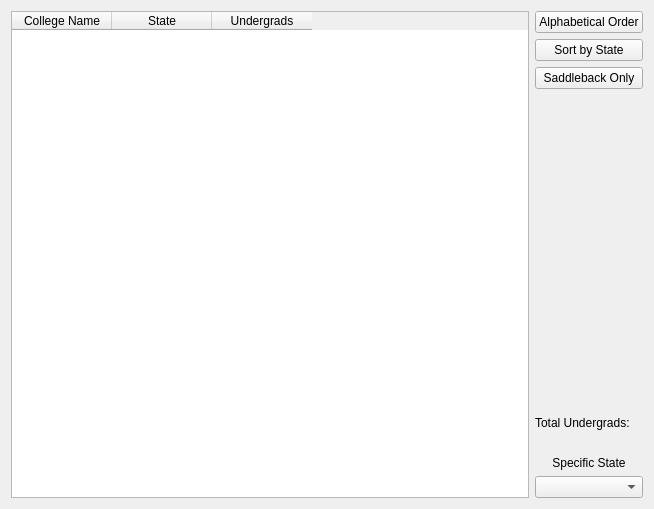
First picture: the form in CollegeTouring/collegelist.ui, repository belalzahran/CS_Project2_TheApplicants, before the edit.
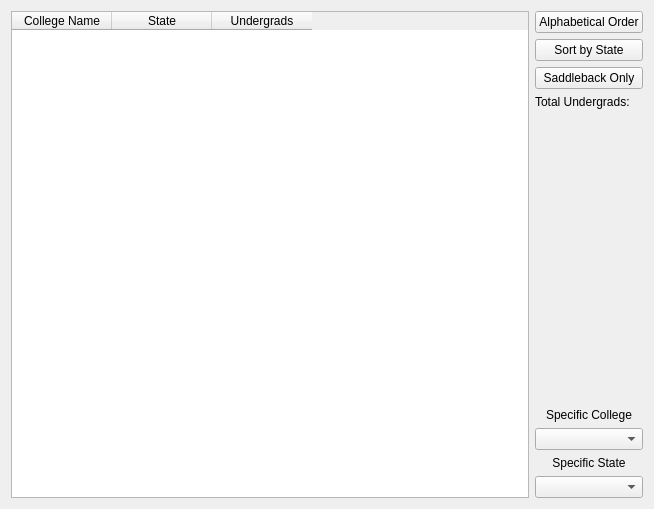
Second picture: the form after the edit.

Commit message: added option to view a specific college

What changed in the file:
```diff
--- a/CollegeTouring/collegelist.ui
+++ b/CollegeTouring/collegelist.ui
@@ -56,6 +56,28 @@
        </property>
       </widget>
      </item>
+     <item>
+      <widget class="QLabel" name="totalUnderGradsLabel">
+       <property name="styleSheet">
+        <string notr="true">font: 700 11pt &quot;Segoe UI&quot;;
+color: rgb(0, 0, 0);</string>
+       </property>
+       <property name="text">
+        <string>Total Undergrads: </string>
+       </property>
+      </widget>
+     </item>
+     <item>
+      <widget class="QLabel" name="sumUndergrads">
+       <property name="styleSheet">
+        <string notr="true">color: rgb(0, 0, 0);
+font: 700 10pt &quot;Segoe UI&quot;;</string>
+       </property>
+       <property name="text">
+        <string/>
+       </property>
+      </widget>
+     </item>
      <item>
       <spacer name="verticalSpacer">
        <property name="orientation">
@@ -70,26 +92,17 @@
       </spacer>
      </item>
      <item>
-      <widget class="QLabel" name="totalUnderGradsLabel">
-       <property name="styleSheet">
-        <string notr="true">font: 700 11pt &quot;Segoe UI&quot;;
-color: rgb(0, 0, 0);</string>
-       </property>
+      <widget class="QLabel" name="label_2">
        <property name="text">
-        <string>Total Undergrads: </string>
+        <string>Specific College</string>
+       </property>
+       <property name="alignment">
+        <set>Qt::AlignCenter</set>
        </property>
       </widget>
      </item>
      <item>
-      <widget class="QLabel" name="sumUndergrads">
-       <property name="styleSheet">
-        <string notr="true">color: rgb(0, 0, 0);
-font: 700 10pt &quot;Segoe UI&quot;;</string>
-       </property>
-       <property name="text">
-        <string/>
-       </property>
-      </widget>
+      <widget class="QComboBox" name="comboBoxCollege"/>
      </item>
      <item>
       <widget class="QLabel" name="label">
```
The commit also changes 2 other files.
